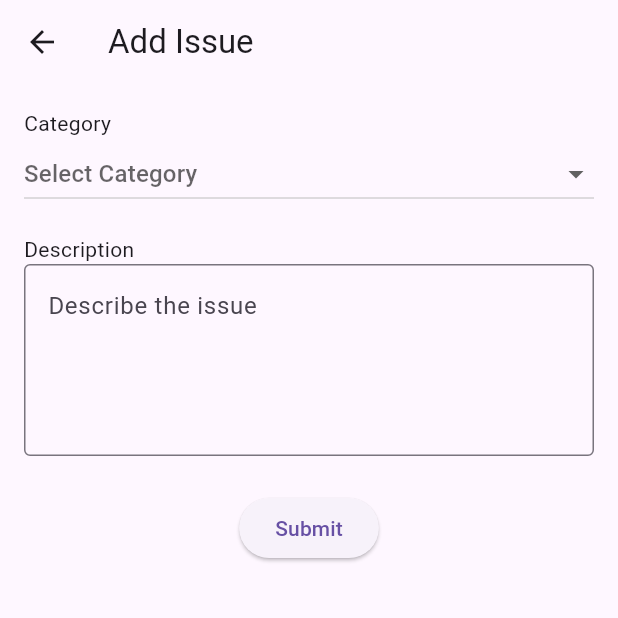
After one commit to mxtmnsrv/flutter155, a Flutter app: the AddIssuePage screen opened directly, on a phone screen of 412 x 824 dp, the top half of it. The commit adds this screen. Run offline on Flutter 3.47's test engine with Material 3 defaults, Android fonts, the phone set to English and light mode, and no system bars; our stand-ins replace cloud_firestore, firebase_auth, firebase_core, firebase_database, firebase_storage, flutter_compass and 3 more; accounts and stored records are empty.

Commit message:
submit issue works but no db

```diff
--- /dev/null
+++ b/lib/pages/add_issue_page.dart
@@ -0,0 +1,79 @@
+import 'package:flutter/material.dart';
+
+class AddIssuePage extends StatefulWidget {
+  const AddIssuePage({Key? key}) : super(key: key);
+
+  @override
+  State<AddIssuePage> createState() => _AddIssuePageState();
+}
+
+class _AddIssuePageState extends State<AddIssuePage> {
+  String? _selectedCategory;
+  final TextEditingController _descriptionController = TextEditingController();
+
+  final List<String> _categories = ['Engine', 'Interior', 'Electrical'];
+
+  void _submitIssue() {
+    final description = _descriptionController.text.trim();
+
+    if (_selectedCategory == null || description.isEmpty) {
+      ScaffoldMessenger.of(context).showSnackBar(
+        const SnackBar(content: Text('Please fill all fields')),
+      );
+      return;
+    }
+
+    // TODO: Save issue to Firebase here
+
+    Navigator.pop(context); // Close the page
+    ScaffoldMessenger.of(context).showSnackBar(
+      const SnackBar(content: Text('Issue added successfully')),
+    );
+  }
+
+  @override
+  Widget build(BuildContext context) {
+    return Scaffold(
+      appBar: AppBar(title: const Text('Add Issue')),
+      body: Padding(
+        padding: const EdgeInsets.all(16),
+        child: Column(
+          crossAxisAlignment: CrossAxisAlignment.start,
+          children: [
+            const Text('Category'),
+            DropdownButton<String>(
+              value: _selectedCategory,
+              hint: const Text('Select Category'),
+              isExpanded: true,
+              items: _categories
+                  .map((cat) => DropdownMenuItem(value: cat, child: Text(cat)))
+                  .toList(),
+              onChanged: (value) {
+                setState(() {
+                  _selectedCategory = value;
+                });
+              },
+            ),
+            const SizedBox(height: 16),
+            const Text('Description'),
+            TextField(
+              controller: _descriptionController,
+              maxLines: 4,
+              decoration: const InputDecoration(
+                hintText: 'Describe the issue',
+                border: OutlineInputBorder(),
+              ),
+            ),
+            const SizedBox(height: 24),
+            Center(
+              child: ElevatedButton(
+                onPressed: _submitIssue,
+                child: const Text('Submit'),
+              ),
+            )
+          ],
+        ),
+      ),
+    );
+  }
+}
--- a/lib/pages/select_vehicle_page.dart
+++ b/lib/pages/select_vehicle_page.dart
@@ -1,7 +1,7 @@
 import 'package:flutter/material.dart';
 import 'package:cloud_firestore/cloud_firestore.dart';
 import 'package:firebase_auth/firebase_auth.dart';
-import 'vehicles_page.dart';
+import 'vehicle_page.dart';
 
 class SelectVehiclePage extends StatelessWidget {
   const SelectVehiclePage({Key? key}) : super(key: key);
```
Also changed, not shown: lib/pages/vehicle_page.dart (renamed from lib/pages/vehicles_page.dart, +18 -5 lines).
